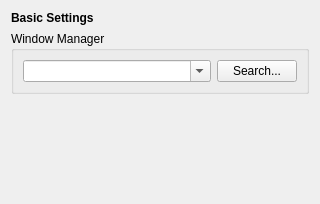
Old version of the form razor-config-session/basicsettings.ui in the repository lxqt/lxqt-session.
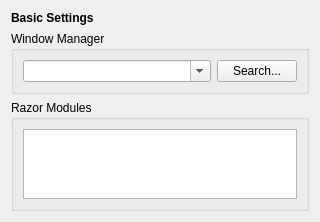
New version of the form.

Commit message: Return module configuration to basic settings page

```diff
--- a/razor-config-session/basicsettings.ui
+++ b/razor-config-session/basicsettings.ui
@@ -54,17 +54,26 @@
     </widget>
    </item>
    <item row="2" column="0">
-    <spacer name="verticalSpacer">
-     <property name="orientation">
-      <enum>Qt::Vertical</enum>
+    <widget class="QGroupBox" name="groupBox_2">
+     <property name="title">
+      <string>Razor Modules</string>
      </property>
-     <property name="sizeHint" stdset="0">
-      <size>
-       <width>20</width>
-       <height>40</height>
-      </size>
-     </property>
-    </spacer>
+     <layout class="QVBoxLayout" name="verticalLayout">
+      <item>
+       <widget class="QTreeView" name="moduleView">
+        <property name="alternatingRowColors">
+         <bool>true</bool>
+        </property>
+        <property name="rootIsDecorated">
+         <bool>false</bool>
+        </property>
+        <property name="headerHidden">
+         <bool>true</bool>
+        </property>
+       </widget>
+      </item>
+     </layout>
+    </widget>
    </item>
   </layout>
  </widget>
```
The commit also changes 5 other files.
